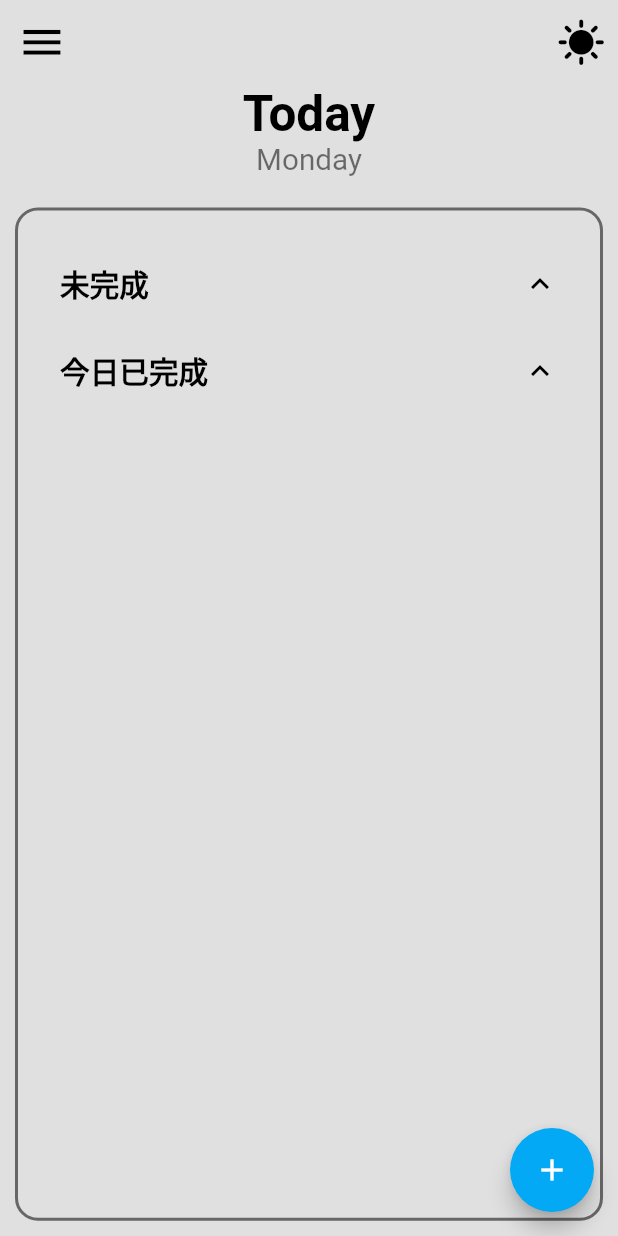
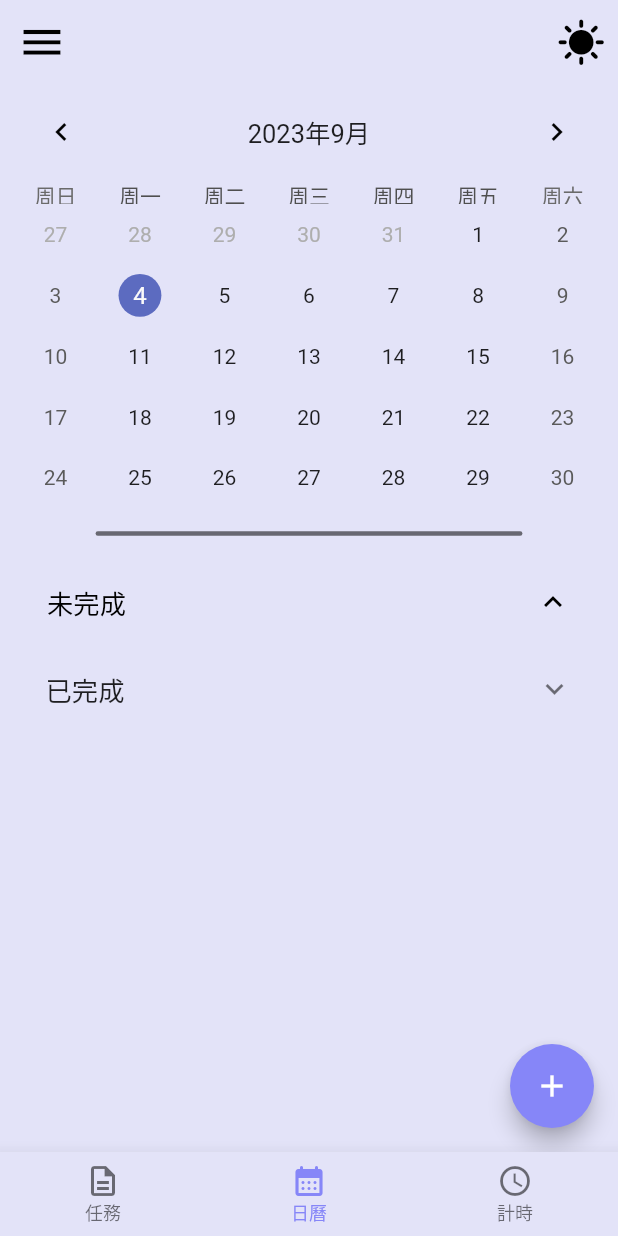
Before and after one commit to m0001123/todo_app, a Flutter app: the screen it shows after launch, on a phone screen of 412 x 824 dp. Run offline on Flutter 3.47's test engine with Material 2 defaults, Android fonts, the phone set to English and light mode, and no system bars; drawn by our look-alikes of table_calendar; our stand-ins replace flutter_local_notifications, flutter_screenutil, flutter_slidable, get, get_storage, google_fonts and 2 more; accounts and stored records are empty; Roboto replaces fonts that are missing (Acme).

Commit message:
'完成calendarPage功能'

```diff
--- a/lib/main.dart
+++ b/lib/main.dart
@@ -1,10 +1,13 @@
 import 'package:flutter/material.dart';
 import 'package:flutter_screenutil/flutter_screenutil.dart';
 import 'package:get/get.dart';
+import 'package:intl/date_symbol_data_local.dart';
+import 'package:todo_app/controller/calendar_page_controller.dart';
 import 'package:todo_app/controller/home_page_controller.dart';
 import 'package:todo_app/services/db_service.dart';
 import 'package:todo_app/services/service.dart';
 import 'package:todo_app/services/theme_service.dart';
+import 'package:todo_app/ui/page/bottom_bar_frame.dart';
 import 'package:todo_app/ui/page/home/home_page.dart';
 import 'package:todo_app/utils/app_theme.dart';
 import 'package:get_storage/get_storage.dart';
@@ -16,7 +19,8 @@ void main() async {
   //notifyService.initalizeNotifyService();
   //notifyService.requestIOSPermissions();
   Get.lazyPut(() => HomePageController());
-  runApp(const MyApp());
+  Get.lazyPut(()=> CalendarPageController());
+  initializeDateFormatting().then((_) => runApp(MyApp()));
 }
 
 class MyApp extends StatelessWidget {
@@ -34,7 +38,7 @@ class MyApp extends StatelessWidget {
           theme: AppTheme.lightTheme,
           darkTheme: AppTheme.darkTheme,
           themeMode: ThemeService().theme,
-          home: HomePage(),
+          home: BottomBarFrame(),
         );
       },
     );
--- a/lib/services/db_service.dart
+++ b/lib/services/db_service.dart
@@ -24,9 +24,16 @@ class DBService {
       print(e);
     }
   }
-  static Future<List<Map<String,dynamic>>> query(String date)async{
+  static Future<List<Map<String,dynamic>>> queryDate(String date)async{
     return await _db!.query(_tableName,where: 'date = ? ',whereArgs: [date]);
   }
+
+  static Future<List> queryHaveTaskDate()async{
+    List s= await _db!.rawQuery("SELECT DISTINCT tasks.date FROM tasks");
+    print(s);
+    return s;
+  }
+
   static Future<TaskModel> insert(TaskModel task)async {
     print('insert fn');
     task.id = (await _db?.insert(_tableName, task.toJson()))!;
--- /dev/null
+++ b/lib/ui/page/bottom_bar_frame.dart
@@ -0,0 +1,86 @@
+import 'package:flutter/material.dart';
+import 'package:flutter_screenutil/flutter_screenutil.dart';
+import 'package:todo_app/ui/page/calendar/calendar_page.dart';
+import 'package:todo_app/ui/page/home/home_page.dart';
+import 'package:todo_app/utils/app_theme.dart';
+import 'package:get/get.dart';
+import '../../services/theme_service.dart';
+
+class BottomBarFrame extends StatefulWidget {
+  const BottomBarFrame({super.key});
+
+  @override
+  State<BottomBarFrame> createState() => _BottomBarFrameState();
+}
+
+class _BottomBarFrameState extends State<BottomBarFrame> {
+  int _seletbodyIndex = 1;
+  final List<Widget> bodyList = [
+    HomePage(),
+    CalendarPage(),
+    Container(),
+  ];
+
+  void _onBottomItemTap(int index) {
+    setState(() {
+      _seletbodyIndex = index;
+    });
+  }
+
+  @override
+  Widget build(BuildContext context) {
+    return Scaffold(
+      appBar: AppBar(
+        leading: Icon(
+          Icons.menu,
+          size: 30.sp,
+          color: Theme.of(context).iconTheme.color,
+        ),
+        actions: [
+          Padding(
+            padding: const EdgeInsets.only(right: 8),
+            child: GestureDetector(
+              onTap: () {
+                ThemeService().switchTheme();
+              },
+              child: Icon(
+                Get.isDarkMode ? Icons.dark_mode : Icons.sunny,
+                size: 30.sp,
+                color: Theme.of(context).iconTheme.color,
+              ),
+            ),
+          )
+        ],
+      ),
+      body: IndexedStack(
+        index: _seletbodyIndex,
+        children: bodyList,
+      ),
+      bottomNavigationBar: BottomNavigationBar(
+        backgroundColor: Theme.of(context).scaffoldBackgroundColor,
+        currentIndex: _seletbodyIndex,
+        elevation: 10,
+        selectedFontSize: 12.0,
+        selectedItemColor: Theme.of(context).colorScheme.onSecondary,
+        onTap: (index) => _onBottomItemTap(index),
+        items: const [
+          BottomNavigationBarItem(
+            icon: Icon(Icons.description_outlined),
+            label: '任務',
+            activeIcon: Icon(Icons.description_rounded),
+          ),
+          BottomNavigationBarItem(
+            icon: Icon(Icons.calendar_today_outlined),
+            label: '日曆',
+            activeIcon: Icon(Icons.calendar_month_rounded),
+          ),
+          BottomNavigationBarItem(
+            icon: Icon(Icons.access_time_outlined),
+            label: '計時',
+            activeIcon: Icon(Icons.access_time_filled_sharp),
+          ),
+        ],
+      ),
+    );
+  }
+}
--- /dev/null
+++ b/lib/ui/page/calendar/calendar_page.dart
@@ -0,0 +1,179 @@
+import 'package:flutter/material.dart';
+import 'package:flutter_screenutil/flutter_screenutil.dart';
+import 'package:google_fonts/google_fonts.dart';
+import 'package:table_calendar/table_calendar.dart';
+import 'package:todo_app/controller/calendar_page_controller.dart';
+import 'package:get/get.dart';
+import '../../share/addtask_bottom_sheet.dart';
+import '../../share/task_widget.dart';
+
+class CalendarPage extends StatefulWidget {
+  const CalendarPage({super.key});
+
+  @override
+  State<CalendarPage> createState() => _CalendarPageState();
+}
+
+class _CalendarPageState extends State<CalendarPage> {
+  final _calendarpageController = Get.find<CalendarPageController>();
+
+  final _textfieldController = TextEditingController();
+  void addtaskBottomSheet(BuildContext context) {
+    showModalBottomSheet(
+        context: context,
+        shape: RoundedRectangleBorder(
+            borderRadius: BorderRadius.vertical(top: Radius.circular(20.r))),
+        builder: (context) => Padding(
+          padding: MediaQuery.of(context).viewInsets,
+          child: AddTaskBottomSheet(
+              controller: _textfieldController,
+              addfn: () {
+                if(_textfieldController.text.isNotEmpty){
+                  _calendarpageController.addTask(
+                    _textfieldController.text, );
+                  _textfieldController.clear();
+                }
+              }),
+        ));
+  }
+
+  @override
+  Widget build(BuildContext context) {
+    return SafeArea(
+      child: Scaffold(
+        floatingActionButtonLocation: FloatingActionButtonLocation.endFloat,
+        floatingActionButton: FloatingActionButton(
+          onPressed: () {
+            addtaskBottomSheet(context);
+          },
+          backgroundColor: Theme.of(context).colorScheme.onSecondary,
+          child: const Icon(
+            Icons.add,
+            color: Colors.white,
+            weight: 300,
+          ),
+        ),
+        body: Padding(
+          padding:  EdgeInsets.only(right: 8.w,left: 8.w,bottom: 8.h,),
+          child: Column(
+            children: [
+              GetBuilder<CalendarPageController>(builder: (controller) {
+                return TableCalendar(
+                  calendarStyle: CalendarStyle(
+                    markerDecoration: BoxDecoration(color: Theme.of(context).colorScheme.onSecondary,shape: BoxShape.circle)
+                  ),
+                  rowHeight: 40.h,
+                  locale: 'zh_CN',
+                  focusedDay: _calendarpageController.today,
+                  firstDay: DateTime.utc(2000, 01, 01),
+                  lastDay: DateTime.utc(2100, 12, 31),
+                  headerStyle: const HeaderStyle(
+                      formatButtonVisible: false, titleCentered: true),
+                  availableGestures: AvailableGestures.all,
+                  selectedDayPredicate: (day) {
+                    return isSameDay(_calendarpageController.selectedday, day);
+                  },
+                  onDaySelected: (selectday, focus) {
+                    if (!isSameDay(
+                        _calendarpageController.selectedday, selectday)) {
+                      _calendarpageController.onDaySelected(selectday, focus);
+                    }
+                  },
+                  eventLoader: (day) {
+                    return _calendarpageController.alltaskDate
+                        .where((element) =>
+                            isSameDay(day, DateTime.parse(element)))
+                        .toList();
+                  },
+                );
+              }),
+              Container(
+                decoration: BoxDecoration(
+                  borderRadius: BorderRadius.circular(30),
+                  color: Theme.of(context).colorScheme.onPrimary,
+                ),
+                height: 3,
+                margin: EdgeInsets.only(top: 15.h,bottom: 10.h,left: 50.w,right: 50.w),
+              ),
+              Expanded(
+                child: Container(
+                  padding: EdgeInsets.only(top: 5.h, right: 5.w, left: 5.w),
+                  child: Obx(
+                    () => ListView(
+                      physics: const BouncingScrollPhysics(
+                          parent: AlwaysScrollableScrollPhysics()),
+                      children: [
+                        ExpansionTile(
+                            title: Text(
+                              '未完成',
+                              style: GoogleFonts.notoSans(
+                                textStyle: TextStyle(
+                                  fontSize: 16.sp,
+                                  fontWeight: FontWeight.w500,
+                                  height: 1.5,
+                                ),
+                              ),
+                            ),
+                            initiallyExpanded: true,
+                            shape: Border.all(color: Colors.transparent),
+                            childrenPadding:
+                                EdgeInsets.only(left: 10.w, right: 10.w),
+                            children: _calendarpageController.TaskList.value
+                                .asMap()
+                                .entries
+                                .map((e) => Padding(
+                                      padding: EdgeInsets.only(top: 10.h),
+                                      child: TaskWidget(
+                                        taskName: e.value.taskName,
+                                        done: e.value.isdone,
+                                        fn: () => _calendarpageController
+                                            .changeTaskDone(e.value),
+                                        deletefn: (context) =>
+                                            _calendarpageController
+                                                .removeTask(e.value),
+                                      ),
+                                    ))
+                                .toList()),
+                        ExpansionTile(
+                            title: Text(
+                              '已完成',
+                              style: GoogleFonts.notoSans(
+                                textStyle: TextStyle(
+                                  fontSize: 16.sp,
+                                  fontWeight: FontWeight.w500,
+                                  height: 1.5,
+                                ),
+                              ),
+                            ),
+                            initiallyExpanded: false,
+                            shape: Border.all(color: Colors.transparent),
+                            childrenPadding:
+                                EdgeInsets.only(left: 10.w, right: 10.w),
+                            children: _calendarpageController.DoneTaskList.value
+                                .asMap()
+                                .entries
+                                .map((e) => Padding(
+                                      padding: EdgeInsets.only(top: 10.h),
+                                      child: TaskWidget(
+                                        taskName: e.value.taskName,
+                                        done: e.value.isdone,
+                                        fn: () => _calendarpageController
+                                            .changeTaskDone(e.value),
+                                        deletefn: (context) =>
+                                            _calendarpageController
+                                                .removeTask(e.value),
+                                      ),
+                                    ))
+                                .toList()),
+                      ],
+                    ),
+                  ),
+                ),
+              ),
+            ],
+          ),
+        ),
+      ),
+    );
+  }
+}
--- a/lib/ui/page/home/home_page.dart
+++ b/lib/ui/page/home/home_page.dart
@@ -1,15 +1,12 @@
 import 'package:flutter/material.dart';
 import 'package:flutter_screenutil/flutter_screenutil.dart';
 import 'package:google_fonts/google_fonts.dart';
-import 'package:todo_app/services/service.dart';
-import 'package:todo_app/services/theme_service.dart';
 import 'package:get/get.dart';
 import 'package:intl/intl.dart';
-import 'package:todo_app/ui/page/add_task/add_task.dart';
-import 'package:todo_app/ui/page/home/component/addtask_bottom_sheet.dart';
-import 'package:todo_app/utils/app_theme.dart';
+import 'package:todo_app/ui/share/addtask_bottom_sheet.dart';
+import 'package:todo_app/ui/share/addtask_flat_button.dart';
 import '../../../controller/home_page_controller.dart';
-import 'component/task_widget.dart';
+import '../../share/task_widget.dart';
 
 class HomePage extends StatelessWidget {
   HomePage({super.key});
@@ -29,7 +26,6 @@ class HomePage extends StatelessWidget {
                     if(_textfieldController.text.isNotEmpty){
                       homepageController.addTask(
                            _textfieldController.text, );
-                      homepageController.getTask();
                       _textfieldController.clear();
                     }
                   }),
@@ -39,48 +35,15 @@ class HomePage extends StatelessWidget {
   @override
   Widget build(BuildContext context) {
     return Scaffold(
-      appBar: AppBar(
-        leading: Icon(
-          Icons.menu,
-          size: 30.sp,
-          color: Theme.of(context).iconTheme.color,
-        ),
-        actions: [
-          Padding(
-            padding: const EdgeInsets.only(right: 8),
-            child: GestureDetector(
-              onTap: () {
-                ThemeService().switchTheme();
-              },
-              child: Icon(
-                Get.isDarkMode ? Icons.dark_mode : Icons.sunny,
-                size: 30.sp,
-                color: Theme.of(context).iconTheme.color,
-              ),
-            ),
-          )
-        ],
-      ),
       floatingActionButtonLocation: FloatingActionButtonLocation.endFloat,
-      floatingActionButton: FloatingActionButton(
-        onPressed: () {
-          addtaskBottomSheet(context);
-        },
-        backgroundColor: AppTheme.appblue,
-        child: const Icon(
-          Icons.add,
-          color: Colors.white,
-          weight: 300,
-        ),
-      ),
+      floatingActionButton: AddTaskFlatButton(onpress:()=> addtaskBottomSheet(context),),
       body: Padding(
         padding: const EdgeInsets.symmetric(
-          horizontal: 10,
+          horizontal: 5,
         ),
         child: Column(
           children: [
-            Container(
-              child: Column(
+            Column(
               crossAxisAlignment: CrossAxisAlignment.center,
               children: [
                 const SizedBox(
@@ -99,19 +62,13 @@ class HomePage extends StatelessWidget {
                 )
               ],
             ),
-            ),
             SizedBox(
               height: 20.h,
             ),
             Expanded(
                 child: Container(
-              decoration: BoxDecoration(
-                  border: Border.all(
-                      color: Theme.of(context).colorScheme.onPrimary, width: 2),
-                  borderRadius: BorderRadius.circular(15.r)),
-              child: Container(
                     padding: EdgeInsets.only(
-                      top: 20.h, bottom: 20.h, right: 10.w, left: 10.w),
+                        top: 5.h, right: 5.w, left: 5.w),
                     child: Obx(() => ListView(
                           physics: const BouncingScrollPhysics(parent: AlwaysScrollableScrollPhysics()),
                           children: [
@@ -121,7 +78,7 @@ class HomePage extends StatelessWidget {
                                   style: GoogleFonts.notoSans(
                                     textStyle: TextStyle(
                                       fontSize: 18.sp,
-                                    fontWeight: FontWeight.w600,
+                                      fontWeight: FontWeight.w500,
                                       height: 1.5,
                                     ),
                                   ),
@@ -129,7 +86,7 @@ class HomePage extends StatelessWidget {
                                 initiallyExpanded: true,
                                 shape: Border.all(color: Colors.transparent),
                                 childrenPadding: EdgeInsets.only(left: 10.w,right: 10.w),
-                              children: homepageController.TaskList.value
+                                children: homepageController.TaskList
                                     .asMap()
                                     .entries
                                     .map((e) => Padding(
@@ -152,7 +109,7 @@ class HomePage extends StatelessWidget {
                                   style: GoogleFonts.notoSans(
                                     textStyle: TextStyle(
                                       fontSize: 18.sp,
-                                    fontWeight: FontWeight.w600,
+                                      fontWeight: FontWeight.w500,
                                       height: 1.5,
                                     ),
                                   ),
@@ -160,7 +117,7 @@ class HomePage extends StatelessWidget {
                                 initiallyExpanded: true,
                                 shape: Border.all(color: Colors.transparent),
                                 childrenPadding: EdgeInsets.only(left: 10.w,right: 10.w),
-                              children: homepageController.DoneTaskList.value
+                                children: homepageController.DoneTaskList
                                     .asMap()
                                     .entries
                                     .map((e) => Padding(
@@ -178,11 +135,7 @@ class HomePage extends StatelessWidget {
                                         ))
                                     .toList()),
                           ],
-                      ))),
-            )),
-            SizedBox(
-              height: 10.h,
-            ),
+                        )))),
           ],
         ),
       ),
--- a/lib/ui/page/home/component/addtask_bottom_sheet.dart
+++ b/lib/ui/share/addtask_bottom_sheet.dart
@@ -11,6 +11,10 @@ class AddTaskBottomSheet extends StatelessWidget {
   Widget build(BuildContext context) {
     return Container(
       height: 220.h,
+      decoration: BoxDecoration(
+        color: Theme.of(context).scaffoldBackgroundColor,
+        borderRadius: BorderRadius.vertical(top: Radius.circular(20.r))
+      ),
       padding: const EdgeInsets.only(top: 15, left: 20, right: 20),
       child: Column(
         crossAxisAlignment: CrossAxisAlignment.start,
@@ -38,7 +42,7 @@ class AddTaskBottomSheet extends StatelessWidget {
                 onPressed: addfn,
                 style: ElevatedButton.styleFrom(
                   padding: const EdgeInsets.all(10),
-                  backgroundColor: Colors.blue
+                  backgroundColor: Theme.of(context).colorScheme.onSecondary,
                 ),
                 child:  const Icon(Icons.done_rounded,size: 20,color: Colors.white,)
               ),
--- a/lib/ui/page/home/component/task_widget.dart
+++ b/lib/ui/share/task_widget.dart
@@ -23,8 +23,9 @@ class TaskWidget extends StatelessWidget {
         children: [
           SlidableAction(
             onPressed: deletefn,
-            backgroundColor:Colors.red ,
+            backgroundColor:const Color(0xFFE14940) ,
             icon: Icons.delete_forever,
+            borderRadius: BorderRadius.circular(12.r),
           )
         ],
       ),
--- a/lib/utils/app_theme.dart
+++ b/lib/utils/app_theme.dart
@@ -2,10 +2,10 @@ import 'package:flutter/material.dart';
 
 class AppTheme{
   //light theme color
-  static Color lightbackgroundColor = Colors.grey.shade300;
+  static Color lightbackgroundColor =  Color(0xFFE3E3F8);
   static Color appWhite = Colors.white;
-  static Color appGrey = Colors.grey;
-  static Color appblue = Colors.lightBlue;
+  static Color appyellow = Color(0xFFF89A3B);
+  static Color appblue = Color(0xFF8686F8);
 
   //dark theme color
   static Color darkbackgroundColor = Colors.black;
@@ -22,8 +22,8 @@ class AppTheme{
       primaryContainer: appWhite,
       primary: Colors.black,
       onPrimary: Colors.black54,
-      secondary:  Colors.grey.shade100,
-      onSecondary: Colors.black26,
+      secondary:  Color(0xFFF1F1F6),
+      onSecondary: appblue,
     ),
     iconTheme: const IconThemeData(color: Colors.black),
     textTheme: const TextTheme(
@@ -34,15 +34,15 @@ class AppTheme{
 
   static ThemeData darkTheme = ThemeData(
     brightness: Brightness.dark,
-    scaffoldBackgroundColor: darkbackgroundColor,
-    appBarTheme: AppBarTheme(backgroundColor: darkbackgroundColor,elevation: 0),
+    scaffoldBackgroundColor: Color(0xFF272744),
+    appBarTheme: AppBarTheme(backgroundColor: Color(0xFF272744),elevation: 0),
     colorScheme:  const ColorScheme.dark().copyWith(
       primaryContainer: appblack,
       primary: Colors.white,
       onPrimary: Colors.white70,
-      secondary:  Colors.grey.shade900,
-      onSecondary: Colors.white54,
-    )
+      secondary:  Color(0xFF39395E),
+      onSecondary: appyellow,
+    ),
 
   );
 
--- a/pubspec.yaml
+++ b/pubspec.yaml
@@ -44,6 +44,7 @@ dependencies:
   sqflite: ^2.3.0
   google_fonts: ^5.1.0
   flutter_slidable: ^3.0.0
+  table_calendar: ^3.0.9
 dev_dependencies:
   flutter_test:
     sdk: flutter
```
Also changed, not shown: lib/controller/calendar_page_controller.dart (added, +78 -0 lines), lib/controller/home_page_controller.dart (+15 -10 lines), lib/ui/share/addtask_flat_button.dart (added, +19 -0 lines), pubspec.lock. Lines whose indentation alone changed are shown as unchanged.
